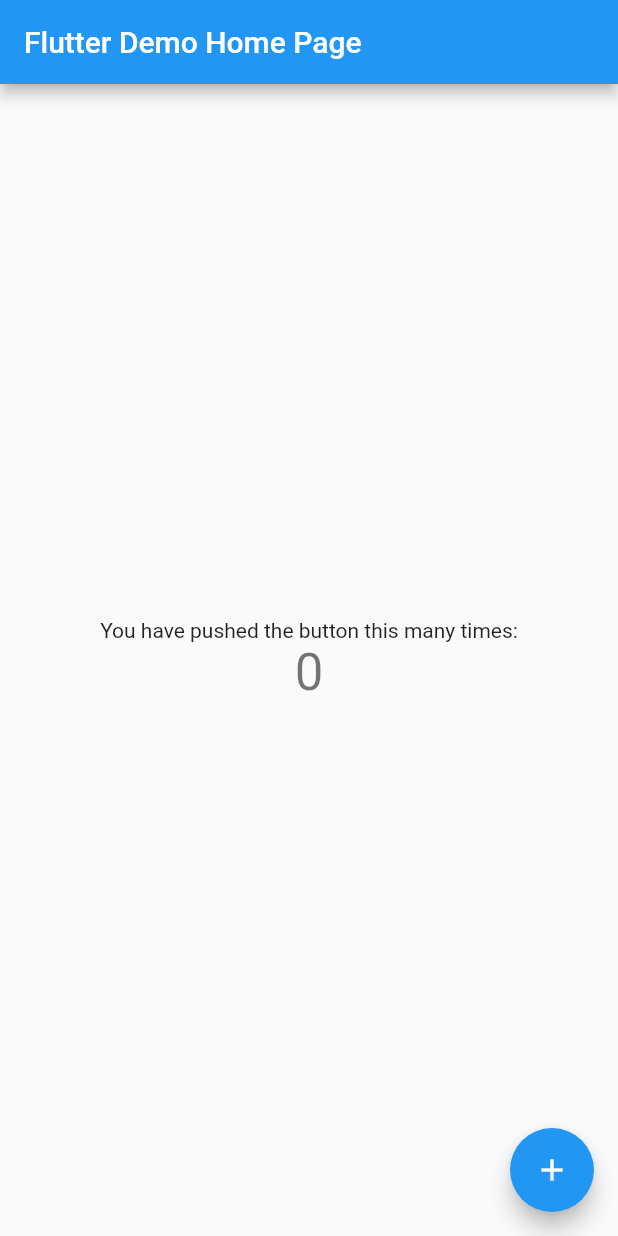
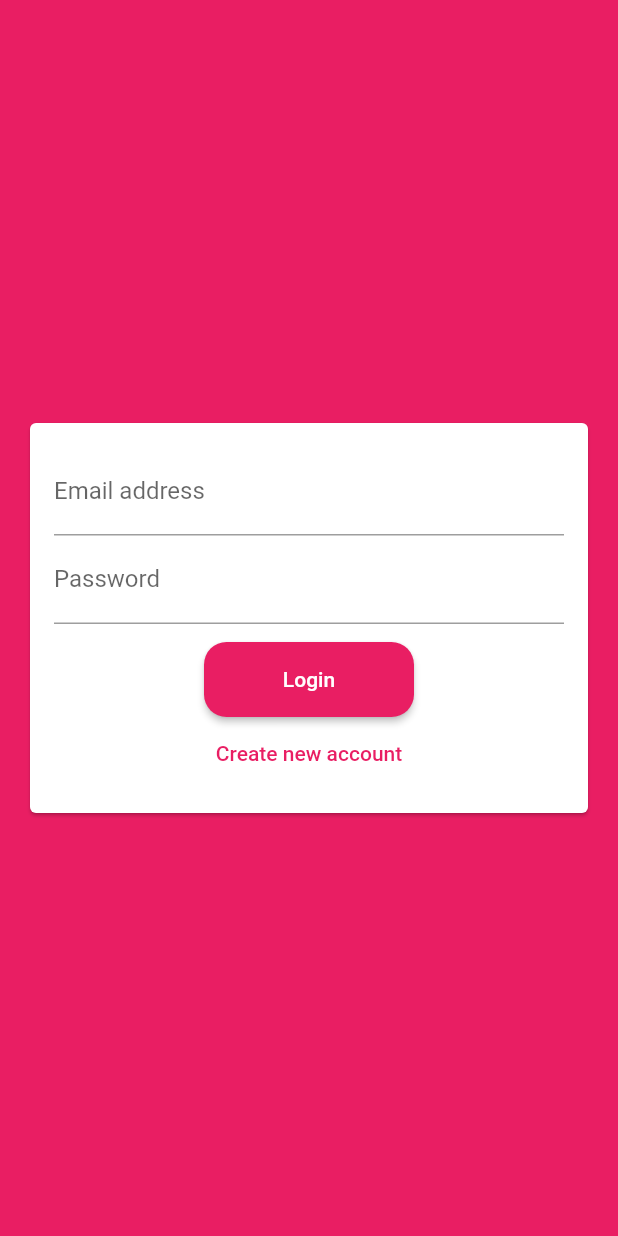
Before and after one commit to SaeedEndergiri/chat_app, a Flutter app: the screen it shows after launch, on a phone screen of 412 x 824 dp. Run offline on Flutter 3.47's test engine with Material 2 defaults, Android fonts, the phone set to English and light mode, and no system bars; our stand-ins replace cloud_firestore, firebase_auth, firebase_core, firebase_messaging, firebase_storage, image_picker; accounts and stored records are empty.

```diff
--- a/lib/main.dart
+++ b/lib/main.dart
@@ -1,115 +1,50 @@
+import 'package:firebase_core/firebase_core.dart';
 import 'package:flutter/material.dart';
+import 'firebase_options.dart';
+import 'package:firebase_auth/firebase_auth.dart';
 
-void main() {
+import '/screens/chat_screen.dart';
+import 'screens/auth_screen.dart';
+
+void main() async {
+  WidgetsFlutterBinding.ensureInitialized();
+  await Firebase.initializeApp(
+    options: DefaultFirebaseOptions.currentPlatform,
+  );
   runApp(const MyApp());
 }
 
 class MyApp extends StatelessWidget {
   const MyApp({Key? key}) : super(key: key);
 
-  // This widget is the root of your application.
   @override
   Widget build(BuildContext context) {
     return MaterialApp(
-      title: 'Flutter Demo',
+      title: 'FlutterChat',
       theme: ThemeData(
-        // This is the theme of your application.
-        //
-        // Try running your application with "flutter run". You'll see the
-        // application has a blue toolbar. Then, without quitting the app, try
-        // changing the primarySwatch below to Colors.green and then invoke
-        // "hot reload" (press "r" in the console where you ran "flutter run",
-        // or simply save your changes to "hot reload" in a Flutter IDE).
-        // Notice that the counter didn't reset back to zero; the application
-        // is not restarted.
-        primarySwatch: Colors.blue,
+        colorScheme: ColorScheme.fromSwatch().copyWith(
+          primary: Colors.pink,
+          background: Colors.pink,
+          secondary: Colors.deepPurple,
+        ),
+        elevatedButtonTheme: ElevatedButtonThemeData(
+            style: ElevatedButton.styleFrom(
+                primary: Colors.pink,
+                onPrimary: Colors.white,
+                fixedSize: const Size(140, 50),
+                padding: const EdgeInsets.all(10),
+                shape: RoundedRectangleBorder(
+                    borderRadius: BorderRadius.circular(15)))),
       ),
-      home: const MyHomePage(title: 'Flutter Demo Home Page'),
+      home: StreamBuilder(
+        stream: FirebaseAuth.instance.authStateChanges(),
+        builder: (ctx, userSnapshot) {
+          if (userSnapshot.hasData) {
+            return ChatScreen();
+          }
+          return AuthScreen();
+        },
+      ),
     );
   }
 }
-
-class MyHomePage extends StatefulWidget {
-  const MyHomePage({Key? key, required this.title}) : super(key: key);
-
-  // This widget is the home page of your application. It is stateful, meaning
-  // that it has a State object (defined below) that contains fields that affect
-  // how it looks.
-
-  // This class is the configuration for the state. It holds the values (in this
-  // case the title) provided by the parent (in this case the App widget) and
-  // used by the build method of the State. Fields in a Widget subclass are
-  // always marked "final".
-
-  final String title;
-
-  @override
-  State<MyHomePage> createState() => _MyHomePageState();
-}
-
-class _MyHomePageState extends State<MyHomePage> {
-  int _counter = 0;
-
-  void _incrementCounter() {
-    setState(() {
-      // This call to setState tells the Flutter framework that something has
-      // changed in this State, which causes it to rerun the build method below
-      // so that the display can reflect the updated values. If we changed
-      // _counter without calling setState(), then the build method would not be
-      // called again, and so nothing would appear to happen.
-      _counter++;
-    });
-  }
-
-  @override
-  Widget build(BuildContext context) {
-    // This method is rerun every time setState is called, for instance as done
-    // by the _incrementCounter method above.
-    //
-    // The Flutter framework has been optimized to make rerunning build methods
-    // fast, so that you can just rebuild anything that needs updating rather
-    // than having to individually change instances of widgets.
-    return Scaffold(
-      appBar: AppBar(
-        // Here we take the value from the MyHomePage object that was created by
-        // the App.build method, and use it to set our appbar title.
-        title: Text(widget.title),
-      ),
-      body: Center(
-        // Center is a layout widget. It takes a single child and positions it
-        // in the middle of the parent.
-        child: Column(
-          // Column is also a layout widget. It takes a list of children and
-          // arranges them vertically. By default, it sizes itself to fit its
-          // children horizontally, and tries to be as tall as its parent.
-          //
-          // Invoke "debug painting" (press "p" in the console, choose the
-          // "Toggle Debug Paint" action from the Flutter Inspector in Android
-          // Studio, or the "Toggle Debug Paint" command in Visual Studio Code)
-          // to see the wireframe for each widget.
-          //
-          // Column has various properties to control how it sizes itself and
-          // how it positions its children. Here we use mainAxisAlignment to
-          // center the children vertically; the main axis here is the vertical
-          // axis because Columns are vertical (the cross axis would be
-          // horizontal).
-          mainAxisAlignment: MainAxisAlignment.center,
-          children: <Widget>[
-            const Text(
-              'You have pushed the button this many times:',
-            ),
-            Text(
-              '$_counter',
-              style: Theme.of(context).textTheme.headline4,
-            ),
-          ],
-        ),
-      ),
-      floatingActionButton: FloatingActionButton(
-        onPressed: _incrementCounter,
-        tooltip: 'Increment',
-        child: const Icon(Icons.add),
-      ), // This trailing comma makes auto-formatting nicer for build methods.
-    );
-  }
-}
--- /dev/null
+++ b/lib/screens/auth_screen.dart
@@ -0,0 +1,105 @@
+import 'dart:io';
+
+import 'package:flutter/material.dart';
+import 'package:firebase_auth/firebase_auth.dart';
+import 'package:cloud_firestore/cloud_firestore.dart';
+import 'package:flutter/services.dart';
+import 'package:firebase_storage/firebase_storage.dart';
+
+import '/widgets/auth/auth_form.dart';
+
+class AuthScreen extends StatefulWidget {
+  const AuthScreen({Key? key}) : super(key: key);
+
+  @override
+  State<AuthScreen> createState() => _AuthScreenState();
+}
+
+class _AuthScreenState extends State<AuthScreen> {
+  final _auth = FirebaseAuth.instance;
+  var _isLoading = false;
+
+  void _submitAuthForm(
+    String email,
+    String password,
+    String username,
+    File? image,
+    bool isLogin,
+    BuildContext ctx,
+  ) async {
+    UserCredential authResult;
+
+    try {
+      setState(() {
+        _isLoading = true;
+      });
+      if (isLogin) {
+        authResult = await _auth.signInWithEmailAndPassword(
+          email: email,
+          password: password,
+        );
+      } else {
+        authResult = await _auth.createUserWithEmailAndPassword(
+          email: email,
+          password: password,
+        );
+
+        final ref = FirebaseStorage.instance
+            .ref()
+            .child('user_images')
+            .child('${authResult.user!.uid}.jpg');
+
+        await ref.putFile(image as File);
+        final userImageUrl = await ref.getDownloadURL();
+
+        await FirebaseFirestore.instance
+            .collection('users')
+            .doc(authResult.user!.uid)
+            .set(
+          {
+            'username': username,
+            'email': email,
+            'image_url': userImageUrl,
+          },
+        );
+      }
+    } on FirebaseAuthException catch (err) {
+      var message = 'An error occurred, please check your credentials!';
+      if (err.message != null) {
+        message = err.message as String;
+      }
+
+      ScaffoldMessenger.of(ctx).showSnackBar(
+        SnackBar(
+          content: Text(
+            message,
+          ),
+          backgroundColor: Theme.of(ctx).errorColor,
+        ),
+      );
+      setState(() {
+        _isLoading = false;
+      });
+    } catch (err) {
+      ScaffoldMessenger.of(ctx).showSnackBar(
+        SnackBar(
+          content: Text(
+            err.toString(),
+          ),
+          backgroundColor: Colors.purple,
+        ),
+      );
+      setState(() {
+        _isLoading = false;
+      });
+    }
+  }
+
+  @override
+  Widget build(BuildContext context) {
+    return Scaffold(
+      backgroundColor: Theme.of(context).colorScheme.background,
+      body: AuthForm(_submitAuthForm, _isLoading),
+    );
+  }
+}
--- /dev/null
+++ b/lib/widgets/auth/auth_form.dart
@@ -0,0 +1,156 @@
+import 'dart:io';
+
+import 'package:flutter/material.dart';
+import 'package:flutter/services.dart';
+
+import '/widgets/pickers/user_image_picker.dart';
+
+class AuthForm extends StatefulWidget {
+  final void Function(
+    String email,
+    String password,
+    String userName,
+    File? image,
+    bool isLogin,
+    BuildContext ctx,
+  ) submitFn;
+
+  final bool isLoading;
+
+  AuthForm(
+    this.submitFn,
+    this.isLoading,
+  );
+
+  @override
+  State<AuthForm> createState() => _AuthFormState();
+}
+
+class _AuthFormState extends State<AuthForm> {
+  final _formKey = GlobalKey<FormState>();
+  var _isLogin = true;
+  var _userEmail = '';
+  var _userName = '';
+  var _userPassword = '';
+  File? _userImageFile;
+
+  void _pickedImage(File? image) {
+    _userImageFile = image;
+  }
+
+  void _trySubmit() {
+    final isValid = _formKey.currentState!.validate();
+    FocusScope.of(context).unfocus();
+    if (_userImageFile == null && !_isLogin) {
+      ScaffoldMessenger.of(context).showSnackBar(
+        SnackBar(
+          content: const Text('Please pick an image.'),
+          backgroundColor: Theme.of(context).errorColor,
+        ),
+      );
+      return;
+    }
+    if (isValid) {
+      _formKey.currentState!.save();
+      widget.submitFn(
+        _userEmail.trim(),
+        _userPassword.trim(),
+        _userName.trim(),
+        _userImageFile,
+        _isLogin,
+        context,
+      );
+    }
+  }
+
+  @override
+  Widget build(BuildContext context) {
+    return Center(
+      child: Card(
+        margin: const EdgeInsets.all(20),
+        child: SingleChildScrollView(
+          child: Padding(
+            padding: const EdgeInsets.all(16),
+            child: Form(
+              key: _formKey,
+              child: Column(
+                mainAxisSize: MainAxisSize.min,
+                children: [
+                  if (!_isLogin) UserImagePicker(_pickedImage),
+                  TextFormField(
+                    key: const ValueKey('email'),
+                    validator: (value) {
+                      if (value!.isEmpty || !value.contains('@')) {
+                        return 'Please enter a valid email address.';
+                      }
+                      return null;
+                    },
+                    keyboardType: TextInputType.emailAddress,
+                    decoration: const InputDecoration(
+                      labelText: 'Email address',
+                    ),
+                    onSaved: (value) {
+                      _userEmail = value as String;
+                    },
+                  ),
+                  if (!_isLogin)
+                    TextFormField(
+                      key: const ValueKey('username'),
+                      validator: (value) {
+                        if (value!.isEmpty || value.length < 4) {
+                          return 'Please enter at least 4 characters';
+                        }
+                        return null;
+                      },
+                      decoration: const InputDecoration(
+                        labelText: 'Username',
+                      ),
+                      onSaved: (value) {
+                        _userName = value as String;
+                      },
+                    ),
+                  TextFormField(
+                    key: const ValueKey('password'),
+                    validator: (value) {
+                      if (value!.isEmpty || value.length < 7) {
+                        return 'Password must be at least 7 characters long';
+                      }
+                      return null;
+                    },
+                    decoration: const InputDecoration(
+                      labelText: 'Password',
+                    ),
+                    obscureText: true,
+                    onSaved: (value) {
+                      _userPassword = value as String;
+                    },
+                  ),
+                  const SizedBox(
+                    height: 12,
+                  ),
+                  if (widget.isLoading) const CircularProgressIndicator(),
+                  if (!widget.isLoading)
+                    ElevatedButton(
+                      onPressed: _trySubmit,
+                      child: Text(_isLogin ? 'Login' : 'Signup'),
+                    ),
+                  if (!widget.isLoading)
+                    TextButton(
+                      onPressed: () {
+                        setState(() {
+                          _isLogin = !_isLogin;
+                        });
+                      },
+                      child: Text(_isLogin
+                          ? 'Create new account'
+                          : 'Already have an account'),
+                    ),
+                ],
+              ),
+            ),
+          ),
+        ),
+      ),
+    );
+  }
+}
--- a/pubspec.yaml
+++ b/pubspec.yaml
@@ -34,6 +34,12 @@ dependencies:
   # The following adds the Cupertino Icons font to your application.
   # Use with the CupertinoIcons class for iOS style icons.
   cupertino_icons: ^1.0.2
+  cloud_firestore: ^3.1.17
+  firebase_core: ^1.17.1
+  firebase_auth: ^3.3.19
+  image_picker: ^0.8.5+3
+  firebase_storage: ^10.2.17
+  firebase_messaging: ^11.4.1
 
 dev_dependencies:
   flutter_test:
```
Also changed, not shown: lib/screens/chat_screen.dart (added, +77 -0 lines), lib/widgets/chat/message_bubble.dart (added, +85 -0 lines), lib/widgets/chat/messages.dart (added, +42 -0 lines), lib/widgets/chat/new_message.dart (added, +61 -0 lines), lib/widgets/pickers/user_image_picker.dart (added, +55 -0 lines), firebase.json (added), lib/firebase_options.dart (added), package-lock.json (added), pubspec.lock, 12 other files.
